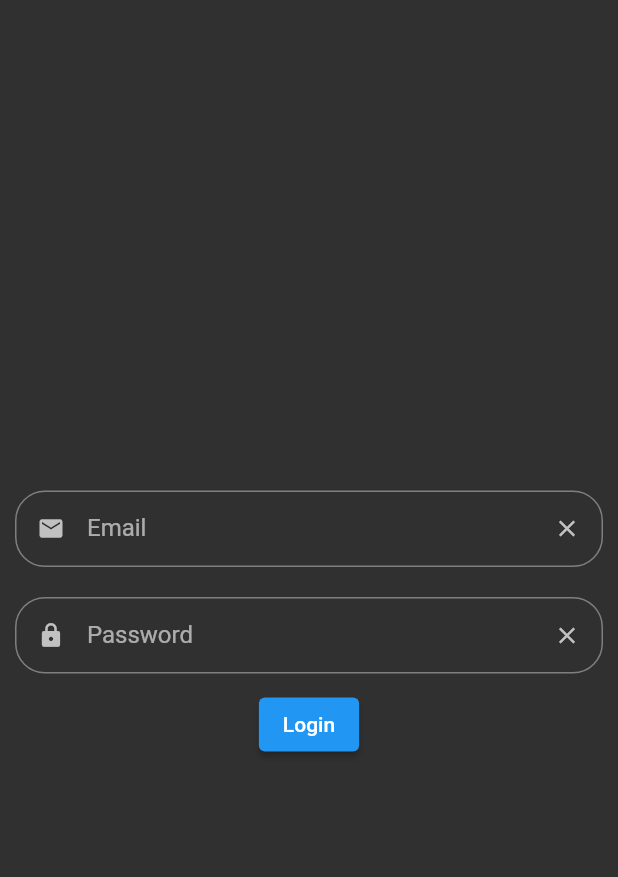
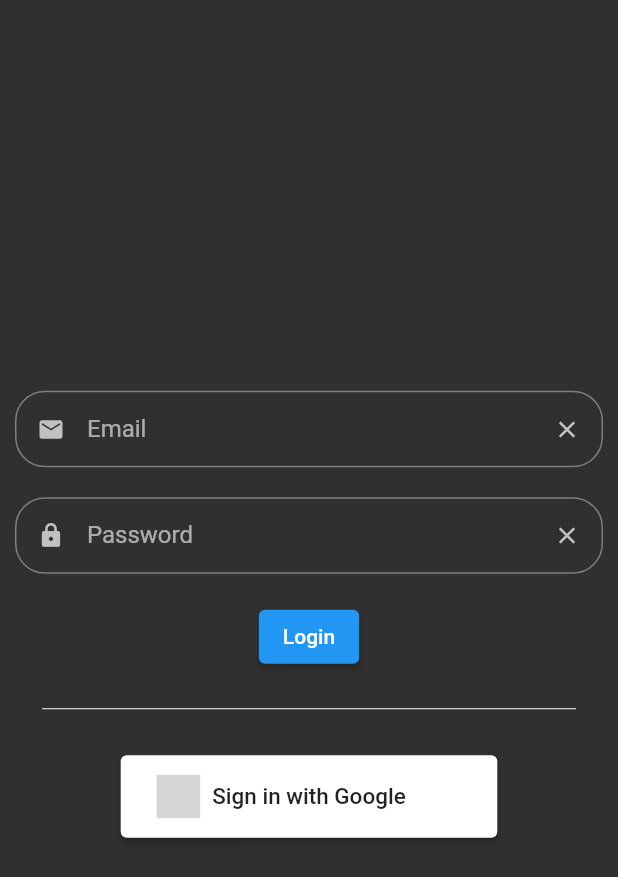
Before and after one commit to Biowulf21/Arthur-Subscriber-Manager, a Flutter app: the screen it shows after launch, on a phone screen of 412 x 824 dp. Shown: the top 877 px of the screen. Run offline on Flutter 3.47's test engine with Material 2 defaults, Android fonts, the phone set to English and light mode, and no system bars; drawn by our look-alikes of social_login_buttons; our stand-ins replace firebase_auth, firebase_core, font_awesome_flutter, google_sign_in; accounts and stored records are empty; grey boxes are pictures that could not be loaded.

Commit message:
Added authentication using google account

```diff
--- a/lib/main.dart
+++ b/lib/main.dart
@@ -1,6 +1,8 @@
 import 'package:arthur/screens/login_screen.dart';
+import 'package:arthur/services/google_sign_in_service.dart';
 import 'package:flutter/material.dart';
 import 'package:firebase_core/firebase_core.dart';
+import 'package:provider/provider.dart';
 
 void main() async {
   WidgetsFlutterBinding.ensureInitialized();
@@ -13,7 +15,9 @@ class Arthur extends StatelessWidget {
 
   @override
   Widget build(BuildContext context) {
-    return MaterialApp(
+    return ChangeNotifierProvider(
+      create: (context) => GoogleSigninProvider(),
+      child: MaterialApp(
         debugShowCheckedModeBanner: false,
         title: 'Arthur Subscriber Manager',
         theme: ThemeData(brightness: Brightness.dark),
@@ -21,6 +25,7 @@ class Arthur extends StatelessWidget {
         routes: {
           LoginPage.id: (context) => LoginPage(),
         },
+      ),
     );
   }
 }
--- a/lib/screens/login_screen.dart
+++ b/lib/screens/login_screen.dart
@@ -1,8 +1,11 @@
 import 'package:arthur/screens/homepage.dart';
+import 'package:arthur/services/google_sign_in_service.dart';
 import 'package:arthur/widgets/custom_text_field.dart';
 import 'package:firebase_auth/firebase_auth.dart';
 import 'package:flutter/material.dart';
 import 'package:font_awesome_flutter/font_awesome_flutter.dart';
+import 'package:provider/provider.dart';
+import 'package:social_login_buttons/social_login_buttons.dart';
 
 class LoginPage extends StatefulWidget {
   LoginPage({Key? key}) : super(key: key);
@@ -59,7 +62,9 @@ class LoginWidget extends StatelessWidget {
             leadingIcon: Icons.lock,
             isHiddenField: true,
             suffixIcon: Icons.close),
-        ElevatedButton(
+        Padding(
+          padding: const EdgeInsets.all(8.0),
+          child: ElevatedButton(
             onPressed: () {
               final String email = widget.emailController.text.trim();
               final String password = widget.passwordController.text.trim();
@@ -71,7 +76,27 @@ class LoginWidget extends StatelessWidget {
               print('here');
             },
             child: const Text('Login'),
-        )
+          ),
+        ),
+        const Padding(
+          padding: EdgeInsets.all(8.0),
+          child: Divider(
+            indent: 20.0,
+            endIndent: 20.0,
+            color: Colors.white,
+          ),
+        ),
+        Padding(
+          padding: const EdgeInsets.all(15.0),
+          child: SocialLoginButton(
+              buttonType: SocialLoginButtonType.google,
+              onPressed: () {
+                final provider =
+                    Provider.of<GoogleSigninProvider>(context, listen: false);
+
+                provider.googleLogin();
+              }),
+        ),
       ],
     );
   }
--- a/pubspec.yaml
+++ b/pubspec.yaml
@@ -34,7 +34,9 @@ dependencies:
   flutter:
     sdk: flutter
   font_awesome_flutter: ^10.1.0
+  google_sign_in: ^5.3.0
   provider: ^6.0.2
+  social_login_buttons: ^1.0.6+2
 
 dev_dependencies:
   flutter_lints: ^1.0.0
```
Also changed, not shown: lib/services/google_sign_in_service.dart (added, +33 -0 lines), pubspec.lock, 1 other file. Lines whose indentation alone changed are shown as unchanged.
